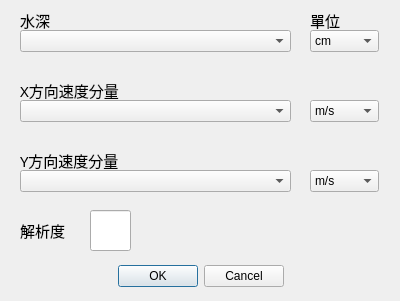
Qt form settings.ui (sythenA/habitat) before a commit.
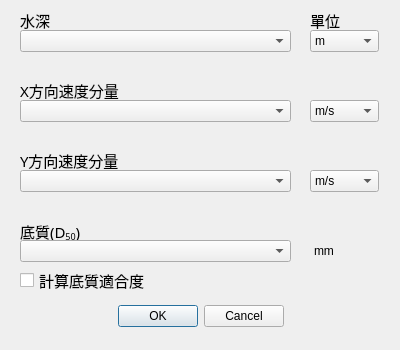
The same form after that commit.

```diff
--- a/settings.ui
+++ b/settings.ui
@@ -7,19 +7,19 @@
     <x>0</x>
     <y>0</y>
     <width>400</width>
-    <height>301</height>
+    <height>350</height>
    </rect>
   </property>
   <property name="minimumSize">
    <size>
     <width>400</width>
-    <height>301</height>
+    <height>350</height>
    </size>
   </property>
   <property name="maximumSize">
    <size>
     <width>400</width>
-    <height>301</height>
+    <height>350</height>
    </size>
   </property>
   <property name="windowTitle">
@@ -29,7 +29,7 @@
    <property name="geometry">
     <rect>
      <x>30</x>
-     <y>260</y>
+     <y>300</y>
      <width>341</width>
      <height>32</height>
     </rect>
@@ -110,11 +110,6 @@
      <height>22</height>
     </rect>
    </property>
-   <item>
-    <property name="text">
-     <string>cm</string>
-    </property>
-   </item>
    <item>
     <property name="text">
      <string>m</string>
@@ -255,35 +250,6 @@
     <string>單位</string>
    </property>
   </widget>
-  <widget class="QLabel" name="label_5">
-   <property name="geometry">
-    <rect>
-     <x>20</x>
-     <y>220</y>
-     <width>121</width>
-     <height>21</height>
-    </rect>
-   </property>
-   <property name="font">
-    <font>
-     <family>PMingLiu</family>
-     <pointsize>11</pointsize>
-    </font>
-   </property>
-   <property name="text">
-    <string>解析度</string>
-   </property>
-  </widget>
-  <widget class="QLineEdit" name="lineEdit">
-   <property name="geometry">
-    <rect>
-     <x>90</x>
-     <y>210</y>
-     <width>41</width>
-     <height>41</height>
-    </rect>
-   </property>
-  </widget>
   <widget class="QComboBox" name="depthAttrCombo">
    <property name="geometry">
     <rect>
@@ -314,6 +280,70 @@
     </rect>
    </property>
   </widget>
+  <widget class="QLabel" name="label_5">
+   <property name="geometry">
+    <rect>
+     <x>20</x>
+     <y>220</y>
+     <width>141</width>
+     <height>21</height>
+    </rect>
+   </property>
+   <property name="font">
+    <font>
+     <family>PMingLiu</family>
+     <pointsize>11</pointsize>
+    </font>
+   </property>
+   <property name="text">
+    <string>&lt;html&gt;&lt;head/&gt;&lt;body&gt;&lt;p&gt;底質(D&lt;span style=&quot; vertical-align:sub;&quot;&gt;50&lt;/span&gt;)&lt;/p&gt;&lt;/body&gt;&lt;/html&gt;</string>
+   </property>
+   <property name="textFormat">
+    <enum>Qt::RichText</enum>
+   </property>
+  </widget>
+  <widget class="QComboBox" name="diameterAttrCombo">
+   <property name="geometry">
+    <rect>
+     <x>20</x>
+     <y>240</y>
+     <width>271</width>
+     <height>22</height>
+    </rect>
+   </property>
+  </widget>
+  <widget class="QLabel" name="label_6">
+   <property name="geometry">
+    <rect>
+     <x>314</x>
+     <y>240</y>
+     <width>61</width>
+     <height>21</height>
+    </rect>
+   </property>
+   <property name="text">
+    <string>mm</string>
+   </property>
+  </widget>
+  <widget class="QCheckBox" name="useDiameterChkBox">
+   <property name="geometry">
+    <rect>
+     <x>20</x>
+     <y>270</y>
+     <width>211</width>
+     <height>21</height>
+    </rect>
+   </property>
+   <property name="font">
+    <font>
+     <family>PMingLiu</family>
+     <pointsize>11</pointsize>
+    </font>
+   </property>
+   <property name="text">
+    <string>計算底質適合度</string>
+   </property>
+  </widget>
  </widget>
  <resources/>
  <connections>
```
Left out of the diff: 5 changed lines with no effect on the pictures.
